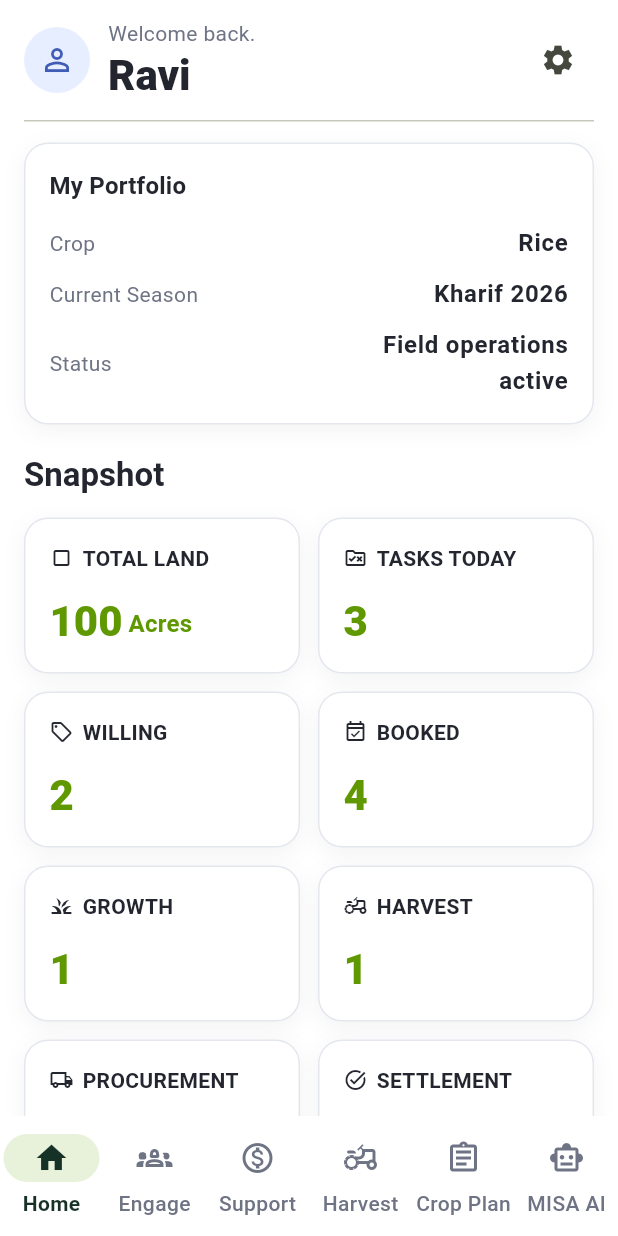
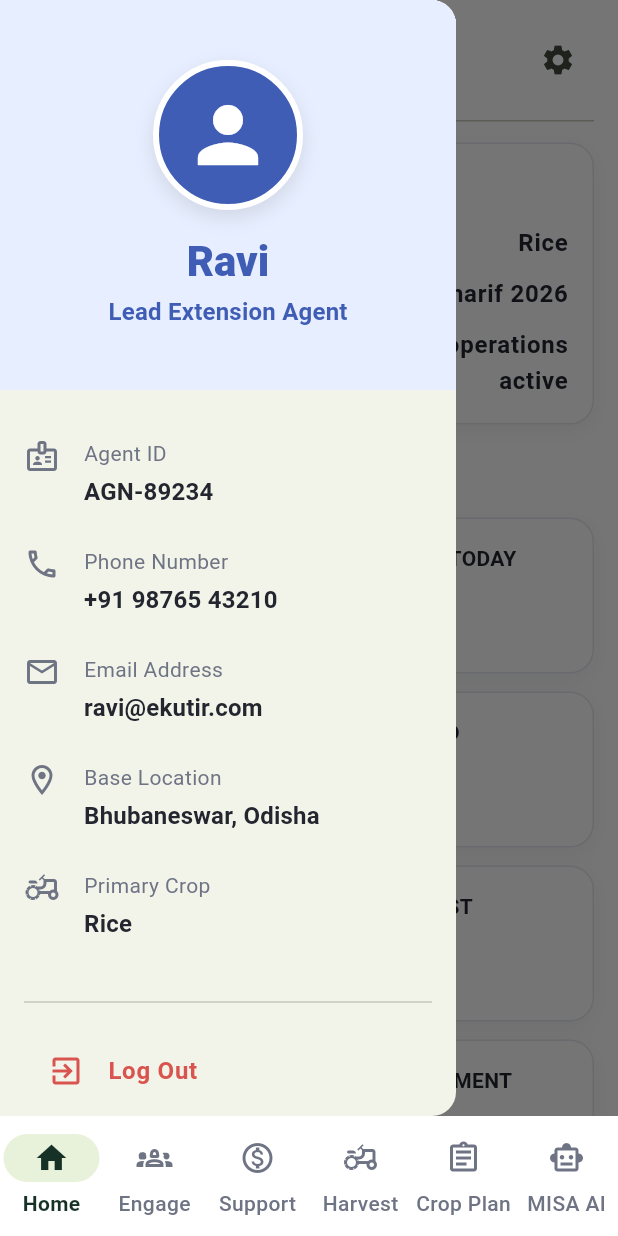
Before and after one commit to partharock/ekutir-agent-app, a Flutter app: the HomeScreen screen opened by its route, with the side drawer open (before the commit the screen has no drawer), on a phone screen of 412 x 824 dp. Run offline on Flutter 3.47's test engine with Material 3 defaults, Android fonts, the phone set to English and light mode, and no system bars; our stand-ins replace geolocator, go_router, pdf, printing, share_plus, shared_preferences; missing offline and left inert: dart:js_interop, mappls_gl; accounts and stored records are empty.

Commit message:
feat: Add Agent Profile Drawer on HomeScreen

```diff
--- a/lib/screens/home_screen.dart
+++ b/lib/screens/home_screen.dart
@@ -10,6 +10,7 @@ import '../state/app_state.dart';
 import '../theme/app_colors.dart';
 import '../widgets/common.dart';
 import '../widgets/language_selector.dart';
+import '../widgets/agent_profile_drawer.dart';
 
 class HomeScreen extends StatelessWidget {
   const HomeScreen({super.key});
@@ -21,13 +22,23 @@ class HomeScreen extends StatelessWidget {
 
     return Scaffold(
       backgroundColor: Colors.white,
-      body: SafeArea(
+      drawer: const AgentProfileDrawer(),
+      body: Builder(
+        builder: (context) => SafeArea(
           child: SingleChildScrollView(
             padding: const EdgeInsets.fromLTRB(16, 12, 16, 24),
             child: Column(
               crossAxisAlignment: CrossAxisAlignment.start,
               children: [
                 Row(
+                  children: [
+                    Expanded(
+                      child: GestureDetector(
+                        behavior: HitTestBehavior.opaque,
+                        onTap: () {
+                          Scaffold.of(context).openDrawer();
+                        },
+                        child: Row(
                           children: [
                             Container(
                               width: 44,
@@ -56,6 +67,10 @@ class HomeScreen extends StatelessWidget {
                                     style: Theme.of(context).textTheme.headlineMedium,
                                   ),
                                 ],
+                              ),
+                            ),
+                          ],
+                        ),
                       ),
                     ),
                   IconButton(
@@ -216,6 +231,7 @@ class HomeScreen extends StatelessWidget {
                 ),
               ),
             ],
+          ),
         ),
       ),
       ),
--- /dev/null
+++ b/lib/widgets/agent_profile_drawer.dart
@@ -0,0 +1,161 @@
+import 'package:flutter/material.dart';
+import 'package:provider/provider.dart';
+
+import '../state/app_state.dart';
+import '../theme/app_colors.dart';
+import '../utils/translation_service.dart';
+
+class AgentProfileDrawer extends StatelessWidget {
+  const AgentProfileDrawer({super.key});
+
+  @override
+  Widget build(BuildContext context) {
+    final appState = context.watch<AppState>();
+
+    return Drawer(
+      child: SafeArea(
+        child: Column(
+          children: [
+            Container(
+              padding: const EdgeInsets.symmetric(vertical: 40, horizontal: 20),
+              width: double.infinity,
+              decoration: const BoxDecoration(
+                color: AppColors.brandBlueLight,
+              ),
+              child: Column(
+                children: [
+                  Container(
+                    width: 100,
+                    height: 100,
+                    decoration: BoxDecoration(
+                      color: AppColors.brandBlue,
+                      shape: BoxShape.circle,
+                      border: Border.all(color: Colors.white, width: 4),
+                      boxShadow: [
+                        BoxShadow(
+                          color: Colors.black.withValues(alpha: 0.1),
+                          blurRadius: 10,
+                          offset: const Offset(0, 5),
+                        ),
+                      ],
+                    ),
+                    child: const Icon(
+                      Icons.person,
+                      size: 60,
+                      color: Colors.white,
+                    ),
+                  ),
+                  const SizedBox(height: 16),
+                  Text(
+                    appState.agentName,
+                    style: Theme.of(context).textTheme.headlineMedium?.copyWith(
+                          color: AppColors.brandBlue,
+                        ),
+                  ),
+                  const SizedBox(height: 4),
+                  Text(
+                    'Lead Extension Agent'.tr,
+                    style: Theme.of(context).textTheme.titleMedium?.copyWith(
+                          color: AppColors.brandBlue,
+                        ),
+                  ),
+                ],
+              ),
+            ),
+            const SizedBox(height: 20),
+            Expanded(
+              child: ListView(
+                padding: const EdgeInsets.symmetric(horizontal: 16),
+                children: [
+                  _ProfileDetailItem(
+                    icon: Icons.badge_outlined,
+                    title: 'Agent ID'.tr,
+                    value: 'AGN-89234',
+                  ),
+                  _ProfileDetailItem(
+                    icon: Icons.phone_outlined,
+                    title: 'Phone Number'.tr,
+                    value: '+91 98765 43210',
+                  ),
+                  _ProfileDetailItem(
+                    icon: Icons.email_outlined,
+                    title: 'Email Address'.tr,
+                    value: '${appState.agentName.toLowerCase().split(' ').first}@ekutir.com',
+                  ),
+                  _ProfileDetailItem(
+                    icon: Icons.location_on_outlined,
+                    title: 'Base Location'.tr,
+                    value: 'Bhubaneswar, Odisha',
+                  ),
+                  _ProfileDetailItem(
+                    icon: Icons.agriculture_outlined,
+                    title: 'Primary Crop'.tr,
+                    value: appState.agentCrop,
+                  ),
+                  const SizedBox(height: 20),
+                  const Divider(),
+                  const SizedBox(height: 10),
+                  ListTile(
+                    leading: const Icon(Icons.exit_to_app, color: AppColors.danger),
+                    title: Text(
+                      'Log Out'.tr,
+                      style: const TextStyle(color: AppColors.danger, fontWeight: FontWeight.bold),
+                    ),
+                    onTap: () {
+                      // Handled by router in real app
+                      Navigator.of(context).pop();
+                    },
+                  ),
+                ],
+              ),
+            ),
+          ],
+        ),
+      ),
+    );
+  }
+}
+
+class _ProfileDetailItem extends StatelessWidget {
+  const _ProfileDetailItem({
+    required this.icon,
+    required this.title,
+    required this.value,
+  });
+
+  final IconData icon;
+  final String title;
+  final String value;
+
+  @override
+  Widget build(BuildContext context) {
+    return Padding(
+      padding: const EdgeInsets.symmetric(vertical: 12),
+      child: Row(
+        crossAxisAlignment: CrossAxisAlignment.start,
+        children: [
+          Icon(icon, color: AppColors.textSecondary, size: 24),
+          const SizedBox(width: 16),
+          Expanded(
+            child: Column(
+              crossAxisAlignment: CrossAxisAlignment.start,
+              children: [
+                Text(
+                  title,
+                  style: Theme.of(context).textTheme.bodyMedium?.copyWith(
+                        color: AppColors.textSecondary,
+                      ),
+                ),
+                const SizedBox(height: 4),
+                Text(
+                  value,
+                  style: Theme.of(context).textTheme.titleMedium,
+                ),
+              ],
+            ),
+          ),
+        ],
+      ),
+    );
+  }
+}
```
Lines whose indentation alone changed are shown as unchanged.
